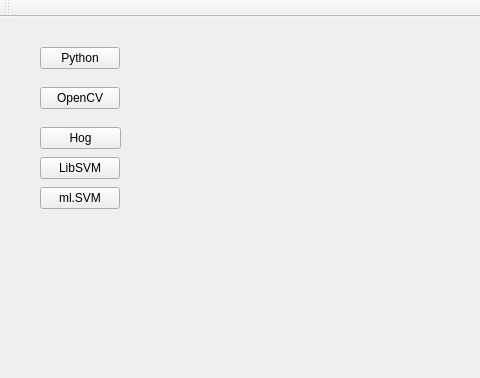
First picture: the form in mainwindow.ui, repository pepemxl/cvSVMvsLIBSVMvsPPSVM, before the edit; both pictures show x 0 to 480 and y 0 to 378 of the 1155 by 684 pixel window.
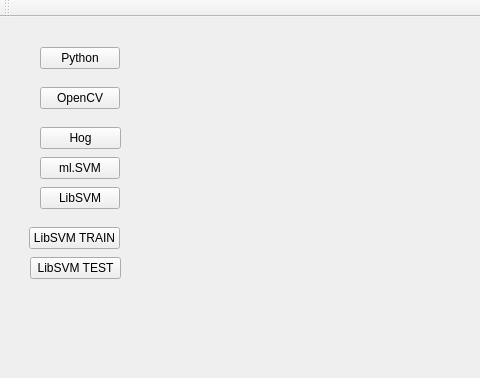
Second picture: the form after the edit.

Commit message: MOD: Avanzando en la adaptación del wrapper para calcular prediccion

The edit to the form file:
```diff
--- a/mainwindow.ui
+++ b/mainwindow.ui
@@ -88,7 +88,7 @@
     <property name="geometry">
      <rect>
       <x>40</x>
-      <y>140</y>
+      <y>170</y>
       <width>80</width>
       <height>22</height>
      </rect>
@@ -101,7 +101,7 @@
     <property name="geometry">
      <rect>
       <x>40</x>
-      <y>170</y>
+      <y>140</y>
       <width>80</width>
       <height>22</height>
      </rect>
@@ -110,6 +110,32 @@
      <string>ml.SVM</string>
     </property>
    </widget>
+   <widget class="QPushButton" name="pushButton_6">
+    <property name="geometry">
+     <rect>
+      <x>29</x>
+      <y>210</y>
+      <width>91</width>
+      <height>22</height>
+     </rect>
+    </property>
+    <property name="text">
+     <string>LibSVM TRAIN</string>
+    </property>
+   </widget>
+   <widget class="QPushButton" name="pushButton_7">
+    <property name="geometry">
+     <rect>
+      <x>30</x>
+      <y>240</y>
+      <width>91</width>
+      <height>22</height>
+     </rect>
+    </property>
+    <property name="text">
+     <string>LibSVM TEST</string>
+    </property>
+   </widget>
   </widget>
   <widget class="QMenuBar" name="menuBar">
    <property name="geometry">
```
The commit also changes 2 other files.
